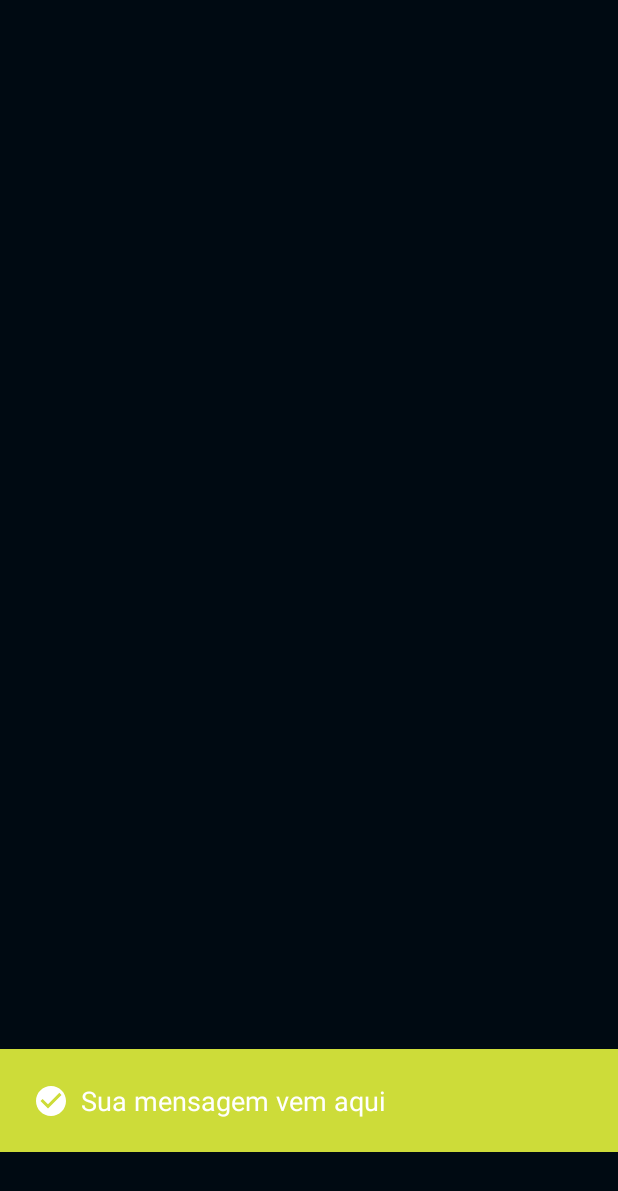
After one commit to gustavobarbosab/movies, an Android app: the layout component_snackbar.xml on its own in the app's theme, with its tools: preview values and no code run, on a phone screen of 412 x 824 dp. The commit adds this screen. Shown: the top 1191 px of the screen. Run offline under Robolectric (Android 15) with nearby library versions, the phone set to English and light mode, and no system bars.

Commit message:
creating custom snackbar

```diff
--- a/commons/build.gradle
+++ b/commons/build.gradle
@@ -39,6 +39,7 @@ dependencies {
     implementation androidxDependencies.constraintLayout
     implementation androidxDependencies.recyclerView
     implementation androidxDependencies.viewPager2
+    implementation 'com.google.android.material:material:1.4.0'
 
     implementation coroutinesDependency
 
--- /dev/null
+++ b/commons/src/main/res/drawable/ic_success.xml
@@ -0,0 +1,9 @@
+<vector xmlns:android="http://schemas.android.com/apk/res/android"
+    android:width="24dp"
+    android:height="24dp"
+    android:viewportWidth="24"
+    android:viewportHeight="24">
+  <path
+      android:pathData="M12,2C6.48,2 2,6.48 2,12s4.48,10 10,10 10,-4.48 10,-10S17.52,2 12,2zM10,17l-5,-5 1.41,-1.41L10,14.17l7.59,-7.59L19,8l-9,9z"
+      android:fillColor="#FFFFFF"/>
+</vector>
--- /dev/null
+++ b/commons/src/main/res/layout/component_snackbar.xml
@@ -0,0 +1,33 @@
+<?xml version="1.0" encoding="utf-8"?>
+<androidx.constraintlayout.widget.ConstraintLayout xmlns:android="http://schemas.android.com/apk/res/android"
+    xmlns:app="http://schemas.android.com/apk/res-auto"
+    xmlns:tools="http://schemas.android.com/tools"
+    android:id="@+id/snack_background"
+    android:layout_width="match_parent"
+    android:layout_height="wrap_content"
+    android:layout_gravity="bottom"
+    android:layout_marginBottom="56dp"
+    android:background="#CDDC39"
+    android:padding="@dimen/very_large_size">
+
+    <ImageView
+        android:id="@+id/snack_icon"
+        android:layout_width="wrap_content"
+        android:layout_height="wrap_content"
+        app:layout_constraintBottom_toBottomOf="parent"
+        app:layout_constraintStart_toStartOf="parent"
+        app:layout_constraintTop_toTopOf="parent"
+        tools:src="@drawable/ic_success" />
+
+    <TextView
+        android:id="@+id/snack_message"
+        android:layout_width="0dp"
+        android:layout_height="wrap_content"
+        android:layout_marginStart="@dimen/small_size"
+        android:textAppearance="@style/Movies.Text.SubTitle"
+        app:layout_constraintBottom_toBottomOf="parent"
+        app:layout_constraintEnd_toEndOf="parent"
+        app:layout_constraintStart_toEndOf="@+id/snack_icon"
+        app:layout_constraintTop_toTopOf="parent"
+        tools:text="Sua mensagem vem aqui" />
+</androidx.constraintlayout.widget.ConstraintLayout>
--- a/commons/src/main/res/values/colors.xml
+++ b/commons/src/main/res/values/colors.xml
@@ -7,5 +7,9 @@
     <color name="colorAccent">#F2BC28</color>
     <color name="colorShimmer">#80263238</color>
 
+    <color name="colorSuccess">#CDDC39</color>
+    <color name="colorWarning">#FF9800</color>
+    <color name="colorError">#F44336</color>
+
     <color name="image_shadow">#32000000</color>
 </resources>
--- a/features/favorites/favorite_presentation/src/main/java/io/github/gustavobarbosab/favorite/presentation/FavoritesMoviesRecyclerAdapter.kt
+++ b/features/favorites/favorite_presentation/src/main/java/io/github/gustavobarbosab/favorite/presentation/FavoritesMoviesRecyclerAdapter.kt
@@ -21,7 +21,7 @@ class FavoritesMoviesRecyclerAdapter(
 
     fun removeMovie(position: Int) {
         list.removeAt(position)
-        notifyItemRangeChanged(position, list.size)
+        notifyItemRangeChanged(position, itemCount)
     }
 
     override fun onBindViewHolder(holder: ViewHolder, position: Int) {
--- a/features/favorites/favorite_presentation/src/main/res/values/strings.xml
+++ b/features/favorites/favorite_presentation/src/main/res/values/strings.xml
@@ -5,4 +5,6 @@
     <string name="favorites_empty_state_message">Não encontramos filmes favoritos</string>
     <string name="favorites_error_message">Ops, tivemos um erro ao buscar os filmes.</string>
     <string name="favorites_error_button">Tentar novamente</string>
+    <string name="favorites_movies_unlike_success">Filme removido =D</string>
+    <string name="favorites_movies_unlike_error">Falha ao remover filme dos favoritos</string>
 </resources>
```
Also changed, not shown: commons/src/main/java/io/github/gustavobarbosab/commons/widget/snackbar/MoovieSnackBar.kt (added, +46 -0 lines), commons/src/main/java/io/github/gustavobarbosab/commons/widget/snackbar/SnackBarType.kt (added, +12 -0 lines), commons/src/main/res/drawable/ic_error.xml (added, +9 -0 lines), commons/src/main/res/drawable/ic_warning.xml (added, +9 -0 lines), features/detail/detail_presentation/src/main/java/io/github/gustavobarbosab/movies/detail/presentation/MovieDetailFragment.kt (+23 -10 lines), features/favorites/favorite_presentation/src/main/java/io/github/gustavobarbosab/favorite/presentation/FavoriteMoviesFragment.kt (+11 -4 lines).
